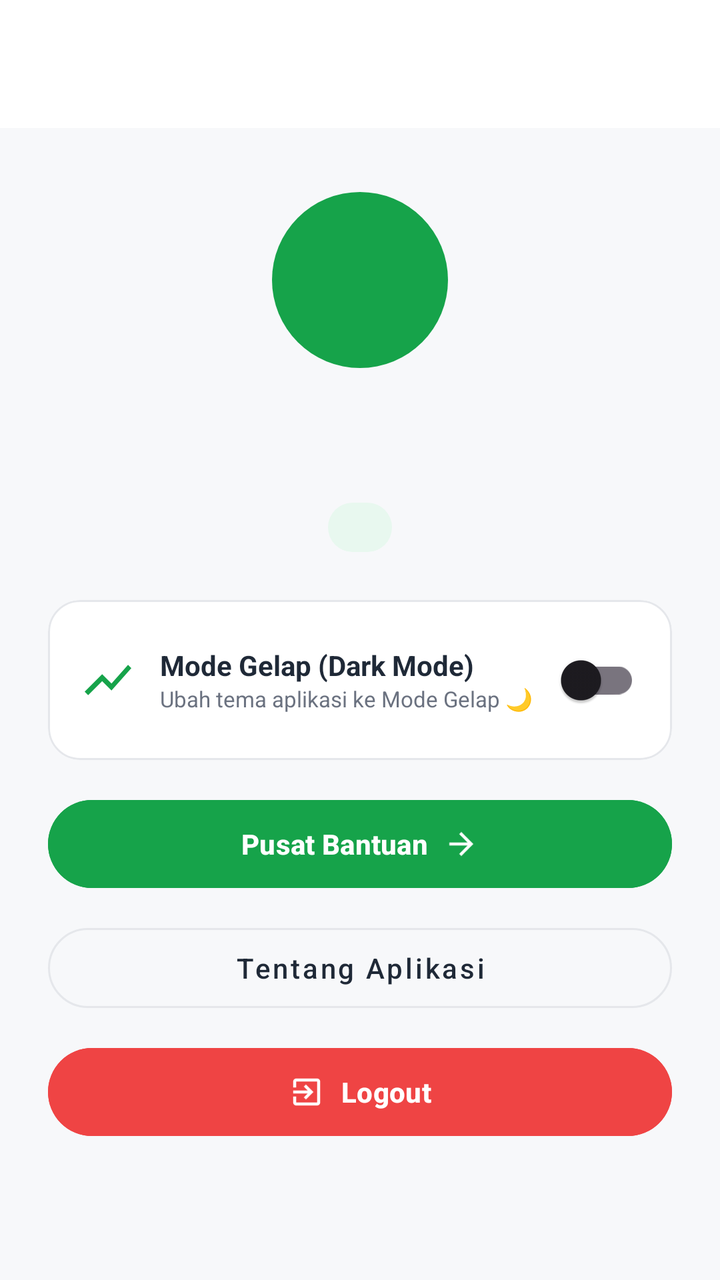
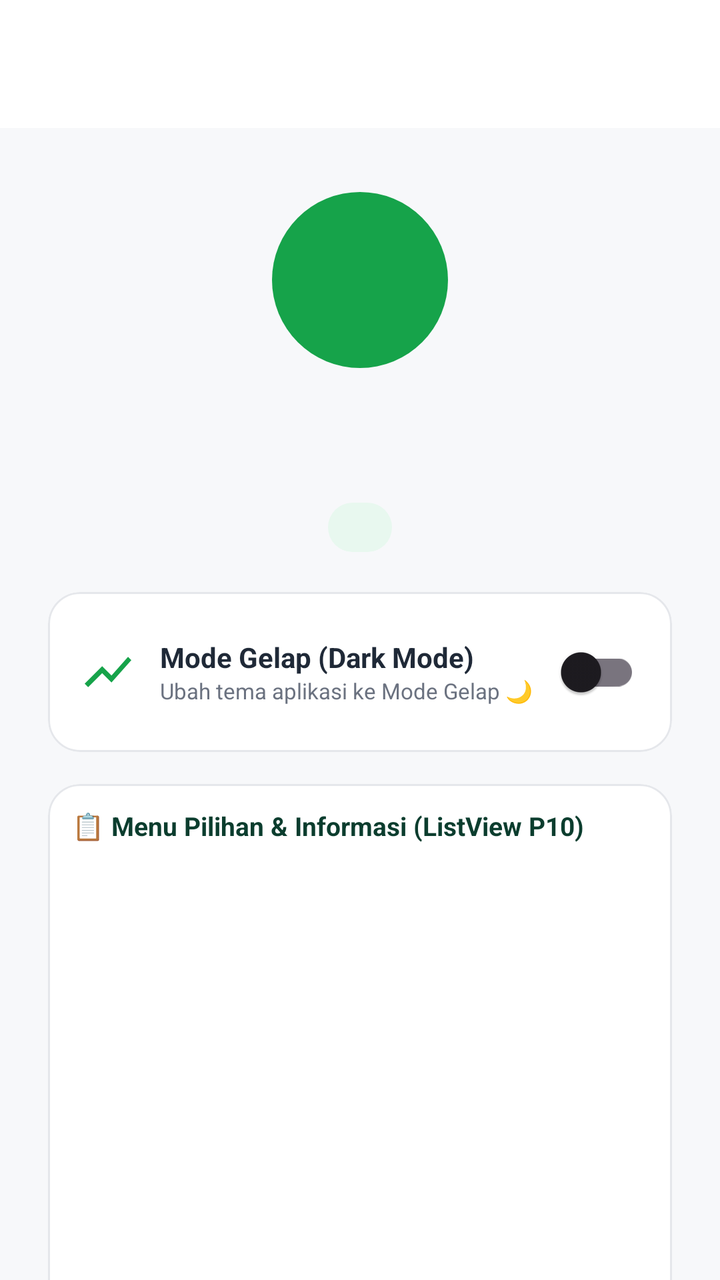

Compare the two renders of this Android layout. The source of the first and the diff that turns it into the second are given below.
<!-- AndroidManifest.xml: application theme Theme.KSHLatio -->
<!-- res/layout/fragment_akun.xml -->
<?xml version="1.0" encoding="utf-8"?>
<androidx.coordinatorlayout.widget.CoordinatorLayout
    xmlns:android="http://schemas.android.com/apk/res/android"
    xmlns:app="http://schemas.android.com/apk/res-auto"
    xmlns:tools="http://schemas.android.com/tools"
    android:layout_width="match_parent" android:layout_height="match_parent"
    android:background="@color/bg_app">

    <com.google.android.material.appbar.AppBarLayout
        android:layout_width="match_parent" android:layout_height="wrap_content"
        android:background="@color/white" app:elevation="0dp">
        <androidx.appcompat.widget.Toolbar android:id="@+id/toolbar"
            android:layout_width="match_parent" android:layout_height="?attr/actionBarSize"
            app:titleTextColor="@color/primary_dark"
            app:layout_scrollFlags="scroll|enterAlways" />
    </com.google.android.material.appbar.AppBarLayout>

    <androidx.core.widget.NestedScrollView
        android:layout_width="match_parent" android:layout_height="match_parent"
        android:clipToPadding="false"
        app:layout_behavior="@string/appbar_scrolling_view_behavior">

        <LinearLayout android:layout_width="match_parent" android:layout_height="wrap_content"
            android:gravity="center_horizontal" android:orientation="vertical" android:padding="24dp">

            <TextView android:id="@+id/tvAvatar"
                android:layout_width="88dp" android:layout_height="88dp"
                android:layout_marginTop="8dp"
                android:background="@drawable/bg_circle_primary"
                android:gravity="center" android:textColor="@color/white"
                android:textSize="28sp" android:textStyle="bold" />
            <TextView android:id="@+id/tvNama"
                android:layout_width="wrap_content" android:layout_height="wrap_content"
                android:layout_marginTop="14dp"
                android:textColor="@color/primary_dark" android:textSize="20sp" android:textStyle="bold" />
            <TextView android:id="@+id/tvEmail"
                android:layout_width="wrap_content" android:layout_height="wrap_content"
                android:textColor="@color/text_gray" android:textSize="12sp" />
            <TextView android:id="@+id/tvRole"
                android:layout_width="wrap_content" android:layout_height="wrap_content"
                android:layout_marginTop="10dp" android:background="@drawable/bg_badge"
                android:paddingHorizontal="16dp" android:paddingVertical="5dp"
                android:textColor="@color/primary" android:textSize="11sp" android:textStyle="bold" />

            
            <com.google.android.material.card.MaterialCardView
                android:layout_width="match_parent"
                android:layout_height="wrap_content"
                android:layout_marginTop="24dp"
                app:cardBackgroundColor="@color/white"
                app:cardCornerRadius="16dp"
                app:cardElevation="0dp"
                app:strokeColor="@color/stroke"
                app:strokeWidth="1dp">

                <LinearLayout
                    android:layout_width="match_parent"
                    android:layout_height="wrap_content"
                    android:gravity="center_vertical"
                    android:orientation="horizontal"
                    android:padding="16dp">

                    <ImageView
                        android:layout_width="28dp"
                        android:layout_height="28dp"
                        android:src="@drawable/ic_show_chart"
                        app:tint="@color/primary"
                        tools:ignore="ContentDescription" />

                    <LinearLayout
                        android:layout_width="0dp"
                        android:layout_height="wrap_content"
                        android:layout_marginStart="12dp"
                        android:layout_weight="1"
                        android:orientation="vertical">

                        <TextView
                            android:layout_width="wrap_content"
                            android:layout_height="wrap_content"
                            android:text="Mode Gelap (Dark Mode)"
                            android:textColor="@color/text_dark"
                            android:textSize="14sp"
                            android:textStyle="bold" />

                        <TextView
                            android:id="@+id/tvDarkModeDesc"
                            android:layout_width="wrap_content"
                            android:layout_height="wrap_content"
                            android:text="Ubah tema aplikasi ke Mode Gelap 🌙"
                            android:textColor="@color/text_gray"
                            android:textSize="11sp" />
                    </LinearLayout>

                    <com.google.android.material.switchmaterial.SwitchMaterial
                        android:id="@+id/switchDarkMode"
                        android:layout_width="wrap_content"
                        android:layout_height="wrap_content"
                        app:useMaterialThemeColors="true" />
                </LinearLayout>
            </com.google.android.material.card.MaterialCardView>

            <com.google.android.material.button.MaterialButton android:id="@+id/btnBantuan"
                android:layout_width="match_parent" android:layout_height="52dp"
                android:layout_marginTop="16dp"
                android:text="@string/akun_help" android:textAllCaps="false" android:textStyle="bold"
                android:backgroundTint="@color/primary" app:cornerRadius="26dp"
                app:icon="@drawable/ic_arrow_forward" app:iconGravity="textEnd" />

            <com.google.android.material.button.MaterialButton android:id="@+id/btnTentang"
                style="@style/Widget.MaterialComponents.Button.OutlinedButton"
                android:layout_width="match_parent" android:layout_height="52dp"
                android:layout_marginTop="10dp"
                android:text="@string/akun_about" android:textAllCaps="false"
                android:textColor="@color/text_dark"
                app:cornerRadius="26dp" app:strokeColor="@color/stroke" />

            <com.google.android.material.button.MaterialButton android:id="@+id/btnLogout"
                android:layout_width="match_parent" android:layout_height="52dp"
                android:layout_marginTop="10dp"
                android:text="@string/drawer_logout" android:textAllCaps="false" android:textStyle="bold"
                android:backgroundTint="@color/danger" app:cornerRadius="26dp"
                app:icon="@drawable/ic_logout" app:iconGravity="textStart" />
        </LinearLayout>
    </androidx.core.widget.NestedScrollView>
</androidx.coordinatorlayout.widget.CoordinatorLayout>
<!-- resources referenced by this layout -->
<resources>
  <color name="bg_app">#F7F8FA</color>
  <color name="danger">#EF4444</color>
  <color name="primary">#16A34A</color>
  <color name="primary_dark">#0B3D2E</color>
  <color name="stroke">#E5E7EB</color>
  <color name="text_dark">#1F2937</color>
  <color name="text_gray">#6B7280</color>
  <color name="white">#FFFFFF</color>
  <!-- drawable bg_badge (drawable) -->
  <?xml version="1.0" encoding="utf-8"?>
  <shape xmlns:android="http://schemas.android.com/apk/res/android">
      <solid android:color="@color/mint" />
      <corners android:radius="50dp" />
  </shape>
  <!-- drawable bg_circle_primary (drawable) -->
  <?xml version="1.0" encoding="utf-8"?>
  <shape xmlns:android="http://schemas.android.com/apk/res/android" android:shape="oval">
      <solid android:color="@color/primary" />
  </shape>
  <!-- drawable ic_arrow_forward (drawable) -->
  <?xml version="1.0" encoding="utf-8"?>
  <vector xmlns:android="http://schemas.android.com/apk/res/android"
      android:width="24dp"
      android:height="24dp"
      android:viewportWidth="24"
      android:viewportHeight="24">
      <path
          android:fillColor="#FFFFFF"
          android:pathData="M12,4l-1.41,1.41L16.17,11H4v2h12.17l-5.58,5.59L12,20l8,-8z"/>
  </vector>
  <!-- drawable ic_logout (drawable) -->
  <?xml version="1.0" encoding="utf-8"?>
  <vector xmlns:android="http://schemas.android.com/apk/res/android"
      android:width="24dp" android:height="24dp" android:viewportWidth="24" android:viewportHeight="24">
      <path android:fillColor="#000000" android:pathData="M10.09,15.59L11.5,17l5,-5 -5,-5 -1.41,1.41L12.67,11H3v2h9.67l-2.58,2.59zM19,3H5c-1.11,0 -2,0.9 -2,2v4h2V5h14v14H5v-4H3v4c0,1.1 0.89,2 2,2h14c1.1,0 2,-0.9 2,-2V5c0,-1.1 -0.9,-2 -2,-2z" />
  </vector>
  <!-- drawable ic_show_chart (drawable) -->
  <?xml version="1.0" encoding="utf-8"?>
  <vector xmlns:android="http://schemas.android.com/apk/res/android"
      android:width="24dp" android:height="24dp" android:viewportWidth="24" android:viewportHeight="24">
      <path android:fillColor="#000000" android:pathData="M3.5,18.49l6,-6.01 4,4L22,6.92l-1.41,-1.41 -7.09,7.97 -4,-4L2,16.99z" />
  </vector>
  <string name="akun_about">Tentang Aplikasi</string>
  <string name="akun_help">Pusat Bantuan</string>
  <string name="drawer_logout">Logout</string>
  <style name="Theme.KSHLatio" parent="Base.Theme.KSHLatio" />
  <color name="mint">#E8F8EF</color>
  <style name="Base.Theme.KSHLatio" parent="Theme.Material3.DayNight.NoActionBar">
          
          
      </style>
</resources>

<!-- the commit's change to res/layout/fragment_akun.xml (unified diff, before → after) -->
@@ -7,6 +7,7 @@
     android:background="@color/bg_app">
 
     <com.google.android.material.appbar.AppBarLayout
+        android:id="@+id/appBarLayout"
         android:layout_width="match_parent" android:layout_height="wrap_content"
         android:background="@color/white" app:elevation="0dp">
         <androidx.appcompat.widget.Toolbar android:id="@+id/toolbar"
@@ -46,7 +47,7 @@
             <com.google.android.material.card.MaterialCardView
                 android:layout_width="match_parent"
                 android:layout_height="wrap_content"
-                android:layout_marginTop="24dp"
+                android:layout_marginTop="20dp"
                 app:cardBackgroundColor="@color/white"
                 app:cardCornerRadius="16dp"
                 app:cardElevation="0dp"
@@ -99,6 +100,41 @@
                 </LinearLayout>
             </com.google.android.material.card.MaterialCardView>
 
+            
+            <com.google.android.material.card.MaterialCardView
+                android:layout_width="match_parent"
+                android:layout_height="wrap_content"
+                android:layout_marginTop="16dp"
+                app:cardBackgroundColor="@color/white"
+                app:cardCornerRadius="16dp"
+                app:cardElevation="0dp"
+                app:strokeColor="@color/stroke"
+                app:strokeWidth="1dp">
+
+                <LinearLayout
+                    android:layout_width="match_parent"
+                    android:layout_height="wrap_content"
+                    android:orientation="vertical"
+                    android:padding="12dp">
+
+                    <TextView
+                        android:layout_width="wrap_content"
+                        android:layout_height="wrap_content"
+                        android:layout_marginBottom="8dp"
+                        android:text="📋 Menu Pilihan &amp; Informasi (ListView P10)"
+                        android:textColor="@color/primary_dark"
+                        android:textSize="13sp"
+                        android:textStyle="bold" />
+
+                    <ListView
+                        android:id="@+id/listViewItems"
+                        android:layout_width="match_parent"
+                        android:layout_height="220dp"
+                        android:divider="@color/stroke"
+                        android:dividerHeight="1dp" />
+                </LinearLayout>
+            </com.google.android.material.card.MaterialCardView>
+
             <com.google.android.material.button.MaterialButton android:id="@+id/btnBantuan"
                 android:layout_width="match_parent" android:layout_height="52dp"
                 android:layout_marginTop="16dp"
